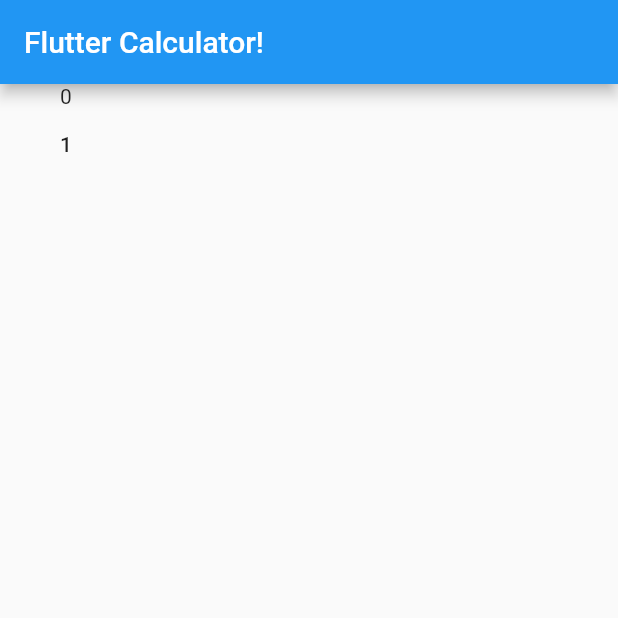
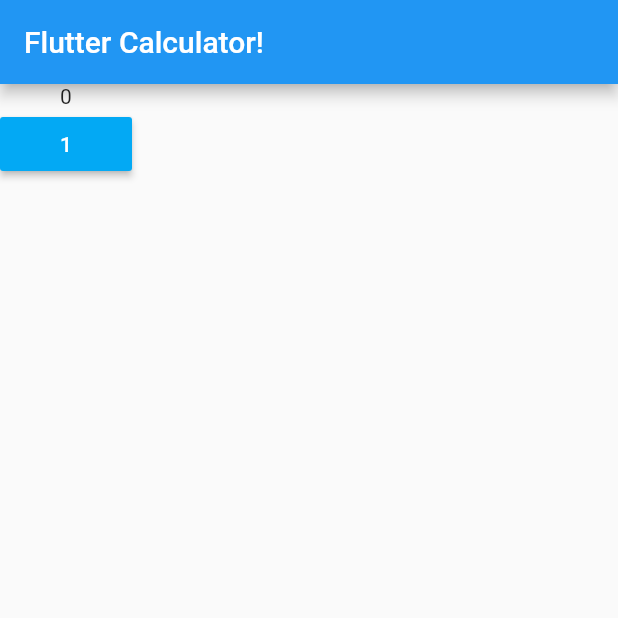
Before and after one commit to ohalliday/calculator-flutter, a Flutter app: the screen it shows after launch, on a phone screen of 412 x 824 dp, the top half of it. Run offline on Flutter 3.47's test engine with Material 2 defaults, Android fonts, the phone set to English and light mode, and no system bars.

Commit message:
Button designed

```diff
--- a/lib/main.dart
+++ b/lib/main.dart
@@ -42,6 +42,8 @@ class _MyHomePageState extends State<MyHomePage> {
           new MaterialButton(
             child: new Text("1"),
             onPressed: () => {},
+            color: Colors.lightBlue,
+            textColor: Colors.white,
           )
         ],)
       )
```
